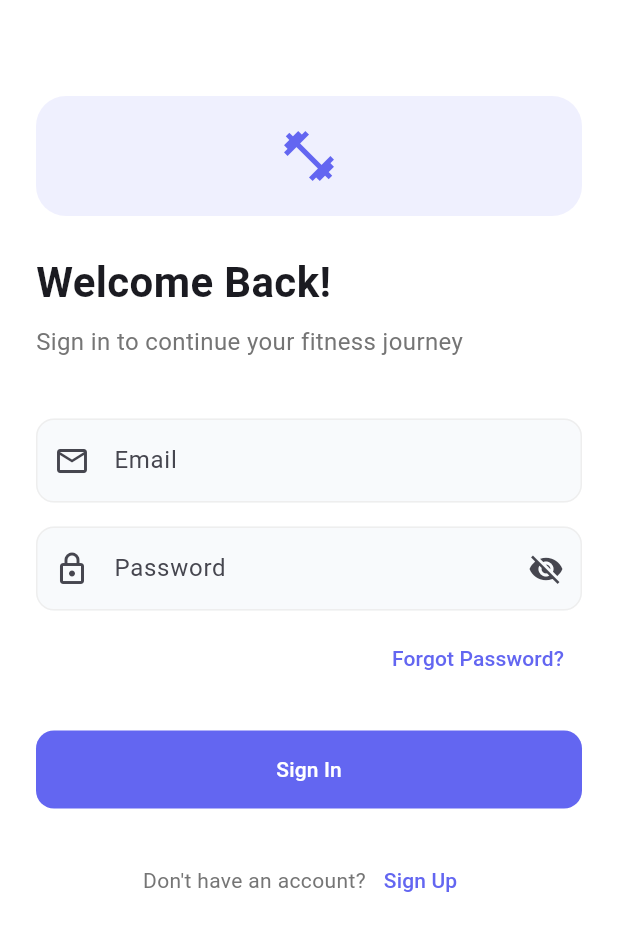
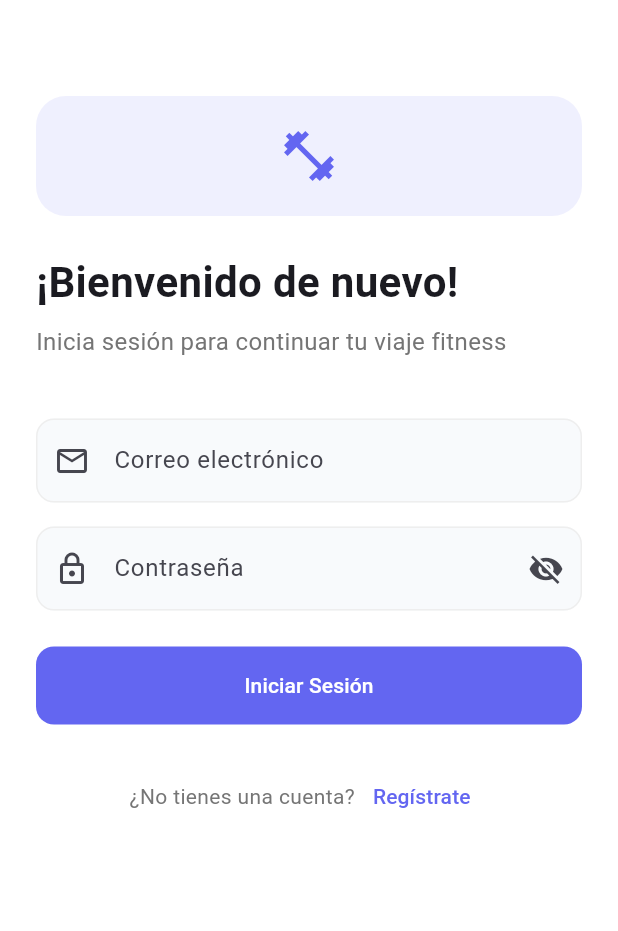
Before and after one commit to ieharo1/FITNESS-BY-TST-SOLUTIONS, a Flutter app: the screen it shows after launch, on a phone screen of 412 x 824 dp. Shown: the top 931 px of the screen. Run offline on Flutter 3.47's test engine with Material 3 defaults, Android fonts, the phone set to English and light mode, and no system bars; our stand-ins replace cloud_firestore, firebase_auth, firebase_core, firebase_storage, go_router, image_picker; accounts and stored records are empty.

Commit message:
feat: Add Spanish translations and complete README
- All UI text translated to Spanish
- Updated README with complete documentation
- Added app features and setup instructions

```diff
--- a/lib/ui/screens/auth/login_screen.dart
+++ b/lib/ui/screens/auth/login_screen.dart
@@ -41,21 +41,21 @@ class _LoginScreenState extends State<LoginScreen> {
 
   String? _validateEmail(String? value) {
     if (value == null || value.isEmpty) {
-      return 'Please enter your email';
+      return 'Por favor ingresa tu correo electrónico';
     }
     final emailRegex = RegExp(r'^[\w-\.]+@([\w-]+\.)+[\w-]{2,4}$');
     if (!emailRegex.hasMatch(value)) {
-      return 'Please enter a valid email';
+      return 'Por favor ingresa un correo válido';
     }
     return null;
   }
 
   String? _validatePassword(String? value) {
     if (value == null || value.isEmpty) {
-      return 'Please enter your password';
+      return 'Por favor ingresa tu contraseña';
     }
     if (value.length < 6) {
-      return 'Password must be at least 6 characters';
+      return 'La contraseña debe tener al menos 6 caracteres';
     }
     return null;
   }
@@ -87,7 +87,7 @@ class _LoginScreenState extends State<LoginScreen> {
                 ),
                 const SizedBox(height: 24),
                 const Text(
-                  'Welcome Back!',
+                  '¡Bienvenido de nuevo!',
                   style: TextStyle(
                     fontSize: 28,
                     fontWeight: FontWeight.bold,
@@ -95,7 +95,7 @@ class _LoginScreenState extends State<LoginScreen> {
                 ),
                 const SizedBox(height: 8),
                 Text(
-                  'Sign in to continue your fitness journey',
+                  'Inicia sesión para continuar tu viaje fitness',
                   style: TextStyle(
                     fontSize: 16,
                     color: Colors.grey.shade600,
@@ -136,7 +136,7 @@ class _LoginScreenState extends State<LoginScreen> {
                   textInputAction: TextInputAction.next,
                   validator: _validateEmail,
                   decoration: const InputDecoration(
-                    labelText: 'Email',
+                    labelText: 'Correo electrónico',
                     prefixIcon: Icon(Icons.email_outlined),
                   ),
                 ),
@@ -148,7 +148,7 @@ class _LoginScreenState extends State<LoginScreen> {
                   validator: _validatePassword,
                   onFieldSubmitted: (_) => _login(),
                   decoration: InputDecoration(
-                    labelText: 'Password',
+                    labelText: 'Contraseña',
                     prefixIcon: const Icon(Icons.lock_outlined),
                     suffixIcon: IconButton(
                       icon: Icon(
@@ -160,16 +160,6 @@ class _LoginScreenState extends State<LoginScreen> {
                         });
                       },
                     ),
-                  ),
-                ),
-                const SizedBox(height: 8),
-                Align(
-                  alignment: Alignment.centerRight,
-                  child: TextButton(
-                    onPressed: () {
-                      context.push('/forgot-password');
-                    },
-                    child: const Text('Forgot Password?'),
                   ),
                 ),
                 const SizedBox(height: 24),
@@ -187,7 +177,7 @@ class _LoginScreenState extends State<LoginScreen> {
                                 color: Colors.white,
                               ),
                             )
-                          : const Text('Sign In'),
+                          : const Text('Iniciar Sesión'),
                     );
                   },
                 ),
@@ -196,12 +186,12 @@ class _LoginScreenState extends State<LoginScreen> {
                   mainAxisAlignment: MainAxisAlignment.center,
                   children: [
                     Text(
-                      "Don't have an account?",
+                      '¿No tienes una cuenta?',
                       style: TextStyle(color: Colors.grey.shade600),
                     ),
                     TextButton(
                       onPressed: () => context.go('/register'),
-                      child: const Text('Sign Up'),
+                      child: const Text('Regístrate'),
                     ),
                   ],
                 ),
--- a/lib/ui/screens/auth/register_screen.dart
+++ b/lib/ui/screens/auth/register_screen.dart
@@ -47,41 +47,41 @@ class _RegisterScreenState extends State<RegisterScreen> {
 
   String? _validateName(String? value) {
     if (value == null || value.isEmpty) {
-      return 'Please enter your name';
+      return 'Por favor ingresa tu nombre';
     }
     if (value.length < 2) {
-      return 'Name must be at least 2 characters';
+      return 'El nombre debe tener al menos 2 caracteres';
     }
     return null;
   }
 
   String? _validateEmail(String? value) {
     if (value == null || value.isEmpty) {
-      return 'Please enter your email';
+      return 'Por favor ingresa tu correo electrónico';
     }
     final emailRegex = RegExp(r'^[\w-\.]+@([\w-]+\.)+[\w-]{2,4}$');
     if (!emailRegex.hasMatch(value)) {
-      return 'Please enter a valid email';
+      return 'Por favor ingresa un correo válido';
     }
     return null;
   }
 
   String? _validatePassword(String? value) {
     if (value == null || value.isEmpty) {
-      return 'Please enter a password';
+      return 'Por favor ingresa una contraseña';
     }
     if (value.length < 6) {
-      return 'Password must be at least 6 characters';
+      return 'La contraseña debe tener al menos 6 caracteres';
     }
     return null;
   }
 
   String? _validateConfirmPassword(String? value) {
     if (value == null || value.isEmpty) {
-      return 'Please confirm your password';
+      return 'Por favor confirma tu contraseña';
     }
     if (value != _passwordController.text) {
-      return 'Passwords do not match';
+      return 'Las contraseñas no coinciden';
     }
     return null;
   }
@@ -113,7 +113,7 @@ class _RegisterScreenState extends State<RegisterScreen> {
                 ),
                 const SizedBox(height: 24),
                 const Text(
-                  'Create Account',
+                  'Crear Cuenta',
                   style: TextStyle(
                     fontSize: 28,
                     fontWeight: FontWeight.bold,
@@ -121,7 +121,7 @@ class _RegisterScreenState extends State<RegisterScreen> {
                 ),
                 const SizedBox(height: 8),
                 Text(
-                  'Start your fitness journey today',
+                  'Comienza tu viaje fitness hoy',
                   style: TextStyle(
                     fontSize: 16,
                     color: Colors.grey.shade600,
@@ -161,7 +161,7 @@ class _RegisterScreenState extends State<RegisterScreen> {
                   textInputAction: TextInputAction.next,
                   validator: _validateName,
                   decoration: const InputDecoration(
-                    labelText: 'Full Name',
+                    labelText: 'Nombre completo',
                     prefixIcon: Icon(Icons.person_outlined),
                   ),
                 ),
@@ -172,7 +172,7 @@ class _RegisterScreenState extends State<RegisterScreen> {
                   textInputAction: TextInputAction.next,
                   validator: _validateEmail,
                   decoration: const InputDecoration(
-                    labelText: 'Email',
+                    labelText: 'Correo electrónico',
                     prefixIcon: Icon(Icons.email_outlined),
                   ),
                 ),
@@ -183,7 +183,7 @@ class _RegisterScreenState extends State<RegisterScreen> {
                   textInputAction: TextInputAction.next,
                   validator: _validatePassword,
                   decoration: InputDecoration(
-                    labelText: 'Password',
+                    labelText: 'Contraseña',
                     prefixIcon: const Icon(Icons.lock_outlined),
                     suffixIcon: IconButton(
                       icon: Icon(
@@ -205,7 +205,7 @@ class _RegisterScreenState extends State<RegisterScreen> {
                   validator: _validateConfirmPassword,
                   onFieldSubmitted: (_) => _register(),
                   decoration: InputDecoration(
-                    labelText: 'Confirm Password',
+                    labelText: 'Confirmar contraseña',
                     prefixIcon: const Icon(Icons.lock_outlined),
                     suffixIcon: IconButton(
                       icon: Icon(
@@ -234,7 +234,7 @@ class _RegisterScreenState extends State<RegisterScreen> {
                                 color: Colors.white,
                               ),
                             )
-                          : const Text('Create Account'),
+                          : const Text('Crear Cuenta'),
                     );
                   },
                 ),
@@ -243,12 +243,12 @@ class _RegisterScreenState extends State<RegisterScreen> {
                   mainAxisAlignment: MainAxisAlignment.center,
                   children: [
                     Text(
-                      'Already have an account?',
+                      '¿Ya tienes una cuenta?',
                       style: TextStyle(color: Colors.grey.shade600),
                     ),
                     TextButton(
                       onPressed: () => context.go('/login'),
-                      child: const Text('Sign In'),
+                      child: const Text('Iniciar Sesión'),
                     ),
                   ],
                 ),
--- a/lib/ui/screens/splash/splash_screen.dart
+++ b/lib/ui/screens/splash/splash_screen.dart
@@ -83,7 +83,7 @@ class _SplashScreenState extends State<SplashScreen> {
             ),
             const SizedBox(height: 8),
             const Text(
-              'Your fitness journey starts here',
+              'Tu viaje fitness comienza aquí',
               style: TextStyle(
                 fontSize: 16,
                 color: Colors.white70,
```
Also changed, not shown: lib/ui/screens/home/home_screen.dart (+15 -14 lines), lib/ui/screens/profile/profile_screen.dart (+26 -26 lines), lib/ui/screens/progress/progress_screen.dart (+17 -17 lines), lib/ui/screens/workout/add_workout_screen.dart (+38 -25 lines), 1 other file.
